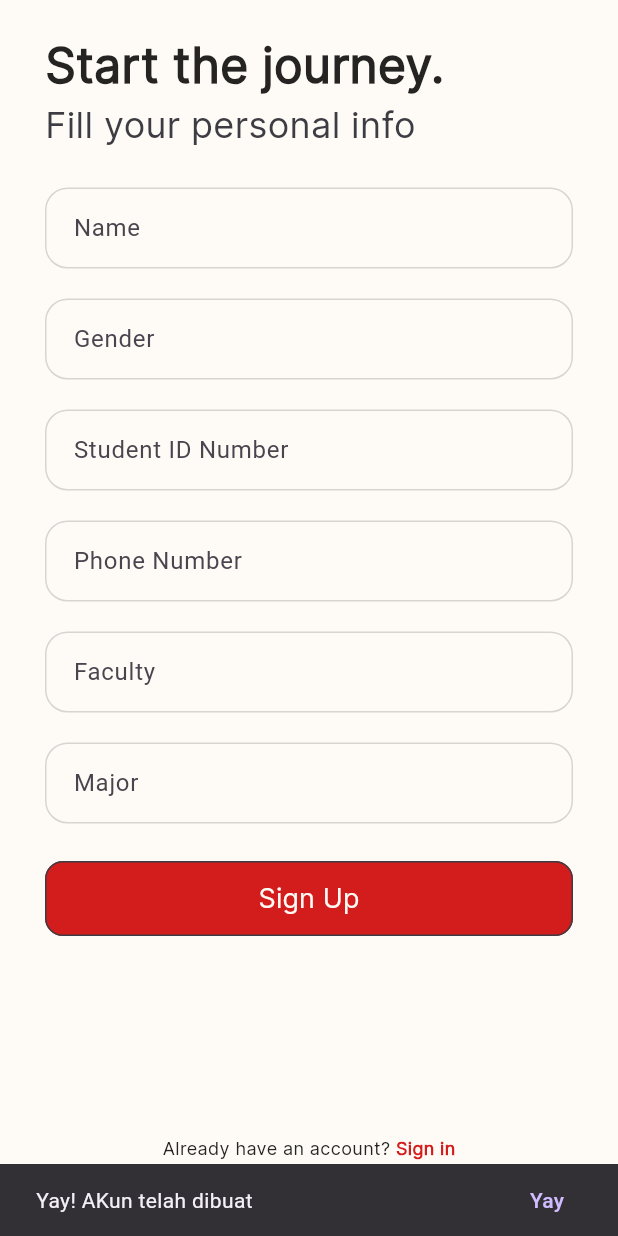
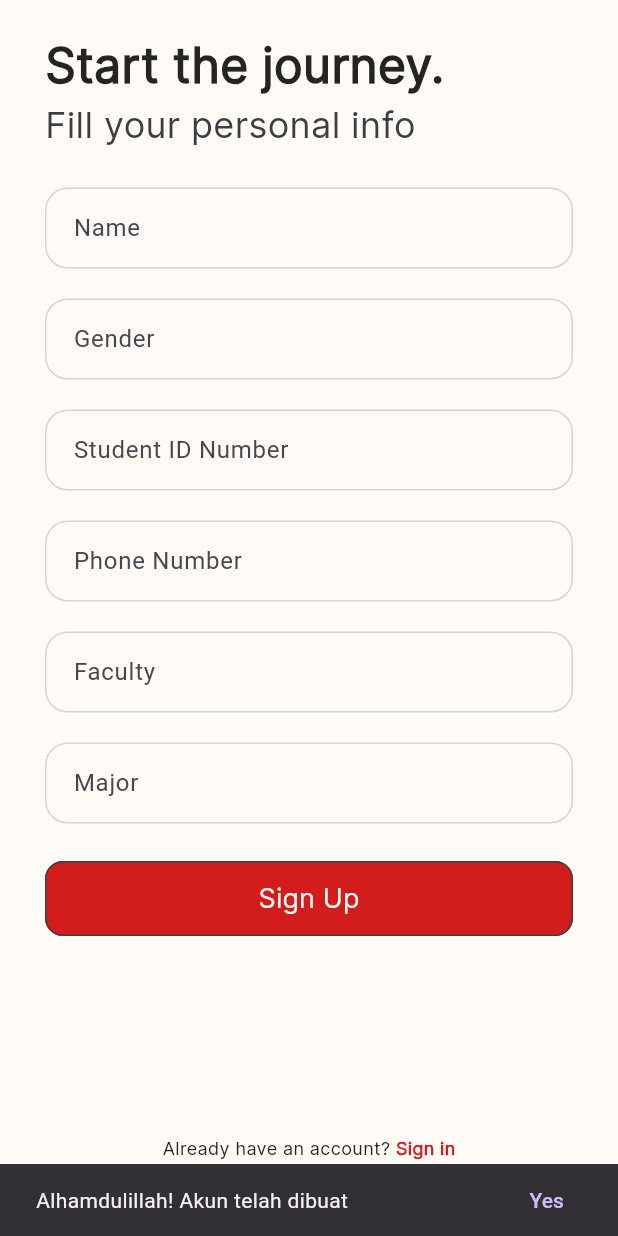
Before and after one commit to rezadhied/telu_project, a Flutter app: the RegisterStudent screen opened directly, after a tap on "Sign Up", on a phone screen of 412 x 824 dp. Run offline on Flutter 3.47's test engine with Material 3 defaults, Android fonts, the phone set to English and light mode, and no system bars; our stand-ins replace carousel_slider, file_picker, flutter_datetime_picker_plus, google_fonts; missing offline and left inert: flutter_session_manager.

Commit message:
fix teks

```diff
--- a/lib/screens/login/register_student.dart
+++ b/lib/screens/login/register_student.dart
@@ -65,9 +65,10 @@ class _RegisterStudentState extends State<RegisterStudent> {
                         ),
                         onPressed: () {
                           final snackBar = SnackBar(
-                            content: const Text('Yay! AKun telah dibuat'),
+                            content:
+                                const Text('Alhamdulillah! Akun telah dibuat'),
                             action: SnackBarAction(
-                              label: 'Yay',
+                              label: 'Yes',
                               onPressed: () {
                                 WidgetsBinding.instance
                                     .addPostFrameCallback((timeStamp) {
```
Also changed, not shown: lib/screens/login/register_lecturer.dart (+2 -5 lines).
